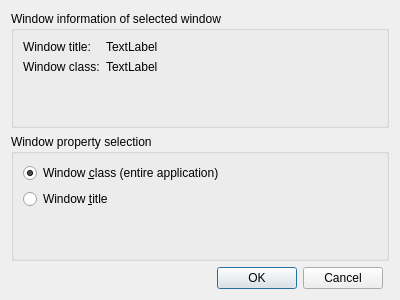
This is lib/autokey/qtui/resources/ui/detectdialog.ui in autokey/autokey as Qt 5 draws it before an edit. The edited form follows.
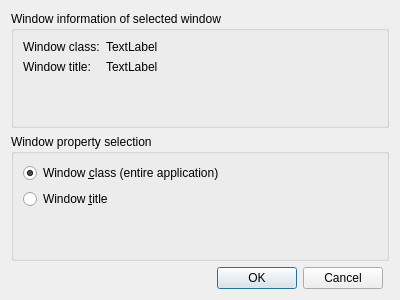
This is the edited form.

Commit message: DetectDialog: Usability fix: Use the same ordering in both UI parts, i.e. show window class first, then the title. Previously the ordering did not match, which might confuse the user: To select the top choice, the user had to check the bottom checkbox.

```diff
--- a/lib/autokey/qtui/resources/ui/detectdialog.ui
+++ b/lib/autokey/qtui/resources/ui/detectdialog.ui
@@ -62,21 +62,7 @@
       <string>Window information of selected window</string>
      </property>
      <layout class="QGridLayout" name="gridLayout_2">
-      <item row="3" column="1">
-       <widget class="QLabel" name="detected_class">
-        <property name="text">
-         <string>TextLabel</string>
-        </property>
-       </widget>
-      </item>
-      <item row="0" column="1">
-       <widget class="QLabel" name="detected_title">
-        <property name="text">
-         <string>TextLabel</string>
-        </property>
-       </widget>
-      </item>
-      <item row="0" column="0">
+      <item row="1" column="0">
        <widget class="QLabel" name="title_label">
         <property name="sizePolicy">
          <sizepolicy hsizetype="Maximum" vsizetype="Preferred">
@@ -89,20 +75,7 @@
         </property>
        </widget>
       </item>
-      <item row="3" column="0">
-       <widget class="QLabel" name="class_label">
-        <property name="sizePolicy">
-         <sizepolicy hsizetype="Maximum" vsizetype="Preferred">
-          <horstretch>0</horstretch>
-          <verstretch>0</verstretch>
-         </sizepolicy>
-        </property>
-        <property name="text">
-         <string>Window class:</string>
-        </property>
-       </widget>
-      </item>
-      <item row="4" column="0" colspan="2">
+      <item row="5" column="0" colspan="2">
        <spacer name="verticalSpacer">
         <property name="orientation">
          <enum>Qt::Vertical</enum>
@@ -115,6 +88,33 @@
         </property>
        </spacer>
       </item>
+      <item row="1" column="1">
+       <widget class="QLabel" name="detected_title">
+        <property name="text">
+         <string>TextLabel</string>
+        </property>
+       </widget>
+      </item>
+      <item row="0" column="0">
+       <widget class="QLabel" name="class_label">
+        <property name="sizePolicy">
+         <sizepolicy hsizetype="Maximum" vsizetype="Preferred">
+          <horstretch>0</horstretch>
+          <verstretch>0</verstretch>
+         </sizepolicy>
+        </property>
+        <property name="text">
+         <string>Window class:</string>
+        </property>
+       </widget>
+      </item>
+      <item row="0" column="1">
+       <widget class="QLabel" name="detected_class">
+        <property name="text">
+         <string>TextLabel</string>
+        </property>
+       </widget>
+      </item>
      </layout>
     </widget>
    </item>
```
